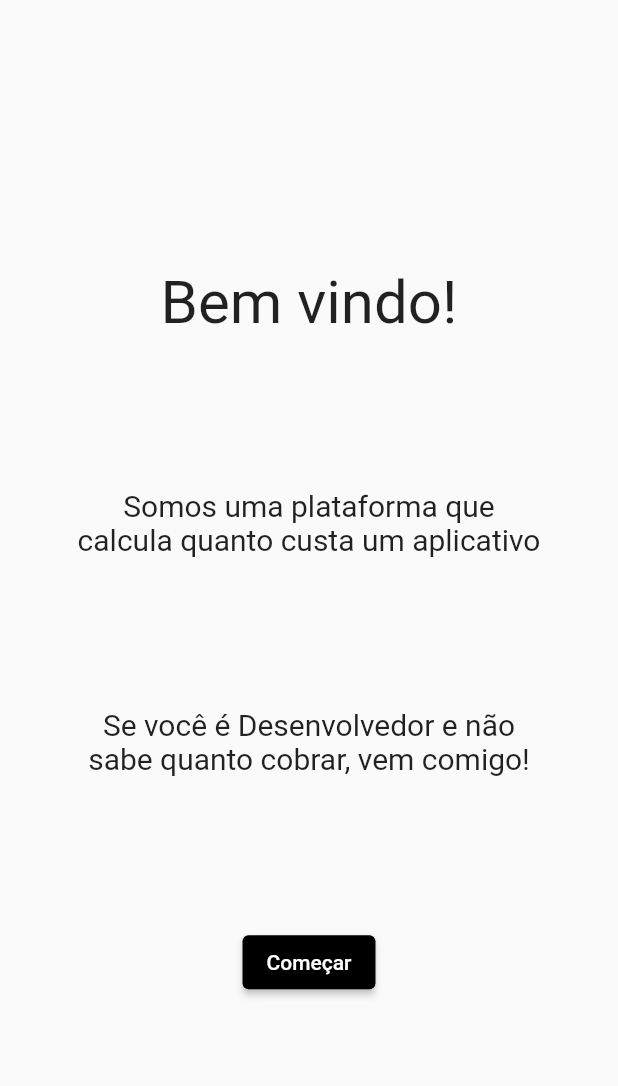
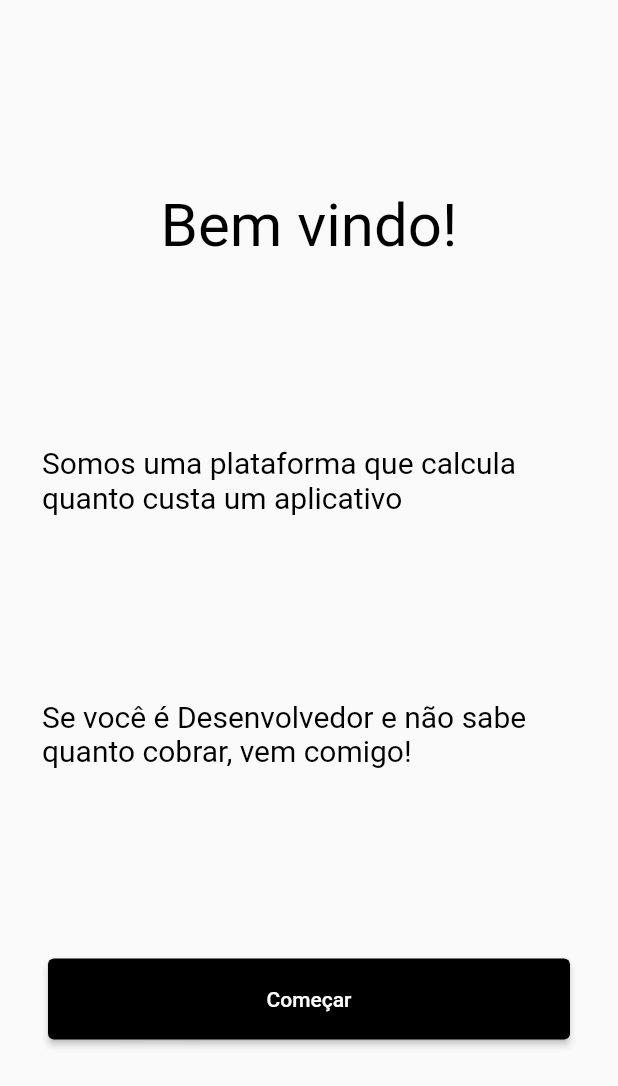
Before and after one commit to MatheusPedroSS/teste_izagro, a Flutter app: the screen it shows after launch, after a tap on "Entrar", on a phone screen of 412 x 824 dp. Shown: the top 1086 px of the screen. Run offline on Flutter 3.47's test engine with Material 2 defaults, Android fonts, the light colour scheme and no system bars.

Commit message:
Refatoracao e inclusao dos Components ButtonNav, Title e SubTitle

```diff
--- a/lib/main.dart
+++ b/lib/main.dart
@@ -13,6 +13,7 @@ class MyApp extends StatelessWidget {
   @override
   Widget build(BuildContext context) {
     return MaterialApp(
+      debugShowCheckedModeBanner: false,
       initialRoute: 'login',
       routes: {
         'login' : (context) => TelaLogin(key: Key('login'),),
--- /dev/null
+++ b/lib/src/components/buttonNavigator.dart
@@ -0,0 +1,31 @@
+import 'package:flutter/material.dart';
+
+class ButtonNavigator extends StatelessWidget {
+  final String text;
+  final Color color;
+  final String route;
+
+  const ButtonNavigator({required this.text, required  this.color, required this.route});
+
+
+  @override
+  Widget build(BuildContext context) {
+    return Padding(
+      padding: EdgeInsets.all(16),
+      child: SizedBox(
+        width: double.infinity,
+        child: ElevatedButton(
+          style: ElevatedButton.styleFrom(
+            primary: color,
+            padding: EdgeInsets.only(top: 19, bottom: 19),
+          ),
+          child: Text(text),
+          onPressed: () => {
+            Navigator.pushNamed(context, route)
+
+          },
+        ),
+      )
+    );
+  }
+}
--- a/lib/src/components/input.dart
+++ b/lib/src/components/input.dart
@@ -22,7 +22,7 @@ class _InputState extends State<Input> {
   @override
   Widget build(BuildContext context) {
     return Padding(
-      padding: EdgeInsets.all(16),
+      padding: EdgeInsets.all(12),
       child: TextField(
         obscureText: _isPassword,
         decoration: InputDecoration(
--- /dev/null
+++ b/lib/src/components/subTitle.dart
@@ -0,0 +1,22 @@
+import 'package:flutter/material.dart';
+
+class TextSubTitle extends StatelessWidget {
+  final String text;
+  final Color color;
+  const TextSubTitle({required this.text, required  this.color});
+
+  @override
+  Widget build(BuildContext context) {
+    return Padding(
+      padding: EdgeInsets.all(12),
+      child: Text(
+        text,
+        style: TextStyle(
+          decoration: TextDecoration.none,
+          fontSize: 20,
+          color: color,
+        ),
+      ),
+    );
+  }
+}
--- /dev/null
+++ b/lib/src/components/title.dart
@@ -0,0 +1,22 @@
+import 'package:flutter/material.dart';
+
+class TextTitle extends StatelessWidget {
+  final String text;
+  final Color color;
+  const TextTitle({required this.text, required  this.color});
+
+  @override
+  Widget build(BuildContext context) {
+    return Padding(
+      padding: EdgeInsets.all(12),
+      child: Text(
+        text,
+        style: TextStyle(
+          decoration: TextDecoration.none,
+          fontSize: 40,
+          color: color,
+        ),
+      ),
+    );
+  }
+}
--- a/lib/src/models/user.dart
+++ b/lib/src/models/user.dart
@@ -1,8 +1,15 @@
-import 'package:flutter/material.dart';
-
 class User {
+  var _name;
   var _email;
   var _senha;
+
+  void setName(String name) {
+    this._name = name;
+  }
+
+  get name {
+    return _name;
+  }
 
   void setEmail(String email) {
     this._email = email;
--- a/lib/src/pages/home.dart
+++ b/lib/src/pages/home.dart
@@ -1,5 +1,8 @@
 import 'package:flutter/cupertino.dart';
 import 'package:flutter/material.dart';
+import 'package:teste_izagro/src/components/buttonNavigator.dart';
+import 'package:teste_izagro/src/components/subTitle.dart';
+import 'package:teste_izagro/src/components/title.dart';
 
 class Home extends StatelessWidget {
   const Home({required Key key}) : super(key: key);
@@ -10,50 +13,26 @@ class Home extends StatelessWidget {
       body: SafeArea(
         child: Center(
           child: Padding(
-            padding: EdgeInsets.all(50),
+            padding: EdgeInsets.all(16),
             child: Column(
-              mainAxisAlignment: MainAxisAlignment.center,
+              mainAxisAlignment: MainAxisAlignment.spaceEvenly,
               children: [
-                Padding(
-                  padding: EdgeInsets.only(top: 20),
-                  child: Text(
-                    'Bem vindo!',
-                    textAlign: TextAlign.center,
-                    style: TextStyle(
-                        fontSize: 40
-                    ),
-                  ),
+                TextTitle(
+                    text: 'Bem vindo!',
+                    color: Colors.black
                 ),
-                Padding(
-                  padding: EdgeInsets.only(top: 100),
-                  child: Text(
-                    'Somos uma plataforma que calcula quanto custa um aplicativo',
-                    textAlign: TextAlign.center,
-                    style: TextStyle(
-                        fontSize: 20
-                    ),
-                  ),
+                TextSubTitle(
+                    text: 'Somos uma plataforma que calcula quanto custa um aplicativo',
+                    color: Colors.black
                 ),
-                Padding(
-                  padding: EdgeInsets.only(top: 100),
-                  child: Text(
-                    'Se você é Desenvolvedor e não sabe quanto cobrar, vem comigo!',
-                    textAlign: TextAlign.center,
-                    style: TextStyle(
-                        fontSize: 20
-                    ),
-                  ),
+                TextSubTitle(
+                    text: 'Se você é Desenvolvedor e não sabe quanto cobrar, vem comigo!',
+                    color: Colors.black
                 ),
-                Padding(
-                  padding: EdgeInsets.only(top: 100),
-                  child: ElevatedButton(
-                    style: ElevatedButton.styleFrom(
-                      primary: Color.fromRGBO(0, 0, 0, 1),
-                    ),
-                    child: Text("Começar"),
-                    onPressed: () => {
-                    },
-                  ),
+                ButtonNavigator(
+                  text: 'Começar',
+                  color: Colors.black,
+                  route: '',
                 ),
               ],
             ),
--- a/lib/src/pages/register.dart
+++ b/lib/src/pages/register.dart
@@ -1,5 +1,7 @@
 import 'package:flutter/material.dart';
+import 'package:teste_izagro/src/components/buttonNavigator.dart';
 import 'package:teste_izagro/src/components/input.dart';
+import 'package:teste_izagro/src/components/title.dart';
 import 'package:teste_izagro/src/models/user.dart';
 
 class Register extends StatefulWidget {
@@ -19,21 +21,18 @@ class _RegisterState extends State<Register> {
       body: Container(
           color: Color.fromRGBO(255, 255, 255, 1),
           child: Padding(
-            padding: EdgeInsets.only(top: 50, right: 16, left: 16, bottom: 16),
+            padding: EdgeInsets.only(top: 20, right: 16, left: 16, bottom: 20),
             child: Column(
+              mainAxisAlignment: MainAxisAlignment.spaceEvenly,
               children: [
                 Image.asset("images/undraw_Connected_re_lmq2.png"),
                 Padding(
                   padding: EdgeInsets.only(top: 16),
                   child: Column(
                     children: [
-                      Text(
-                        "Registrar",
-                        style: TextStyle(
-                          decoration: TextDecoration.none,
-                          fontSize: 36,
-                          color: Colors.black,
-                        ),
+                      TextTitle(
+                          text: 'Registrar',
+                          color: Colors.black
                       ),
                       Input(
                         key: Key("inputLogin"),
@@ -47,17 +46,10 @@ class _RegisterState extends State<Register> {
                         isPassword: true,
                         onSubmitted: (value) => user.setSenha(value.toString()),
                       ),
-                      Padding(
-                        padding: EdgeInsets.all(16),
-                        child: ElevatedButton(
-                          style: ElevatedButton.styleFrom(
-                            primary: Color.fromRGBO(104, 52, 254, 1),
-                          ),
-                          child: Text("Registrar"),
-                          onPressed: () => {
-                            Navigator.pushNamed(context, 'home')
-                          },
-                        ),
+                      ButtonNavigator(
+                        text: 'Registrar',
+                        color: Color.fromRGBO(104, 52, 254, 1),
+                        route: 'home',
                       ),
                     ],
                   ),
--- a/lib/src/pages/telaLogin.dart
+++ b/lib/src/pages/telaLogin.dart
@@ -1,5 +1,7 @@
 import 'package:flutter/material.dart';
+import 'package:teste_izagro/src/components/buttonNavigator.dart';
 import 'package:teste_izagro/src/components/input.dart';
+import 'package:teste_izagro/src/components/title.dart';
 import 'package:teste_izagro/src/models/user.dart';
 
 class TelaLogin extends StatefulWidget {
@@ -20,27 +22,26 @@ class _TelaLoginState extends State<TelaLogin> {
       body: Container(
           color: Color.fromRGBO(255, 255, 255, 1),
           child: Padding(
-            padding: EdgeInsets.only(top: 50, right: 16, left: 16, bottom: 16),
+            padding: EdgeInsets.only(top: 20, right: 16, left: 16, bottom: 20),
             child: Column(
+              mainAxisAlignment: MainAxisAlignment.spaceEvenly,
               children: [
                 Image.asset("images/undraw_lightbulb_moment_evxr.png"),
                 Padding(
                   padding: EdgeInsets.only(top: 16),
                   child: Column(
                     children: [
-                      Text(
-                        "Login",
-                        style: TextStyle(
-                          decoration: TextDecoration.none,
-                          fontSize: 36,
-                          color: Colors.black,
-                        ),
+                      TextTitle(
+                          text: 'Login',
+                          color: Colors.black
                       ),
                       Input(
                         key: Key("inputLogin"),
                         hintText: "Email",
                         isPassword: false,
-                        onSubmitted: (value) => user.setEmail(value.toString()),
+                        onSubmitted: (value) => {
+                          user.setEmail(value.toString())
+                        },
                       ),
                       Input(
                         key: Key("InputSenha"),
@@ -48,17 +49,10 @@ class _TelaLoginState extends State<TelaLogin> {
                         isPassword: true,
                         onSubmitted: (value) => user.setSenha(value.toString()),
                       ),
-                      Padding(
-                        padding: EdgeInsets.all(16),
-                        child: ElevatedButton(
-                          style: ElevatedButton.styleFrom(
-                            primary: Color.fromRGBO(104, 52, 254, 1),
-                          ),
-                          child: Text("Entrar"),
-                          onPressed: () => {
-                            Navigator.pushNamed(context, 'home')
-                          },
-                        ),
+                      ButtonNavigator(
+                        text: 'Entrar',
+                        color: Color.fromRGBO(104, 52, 254, 1),
+                        route: 'home',
                       ),
                       Padding(
                         padding: EdgeInsets.all(16),
```
